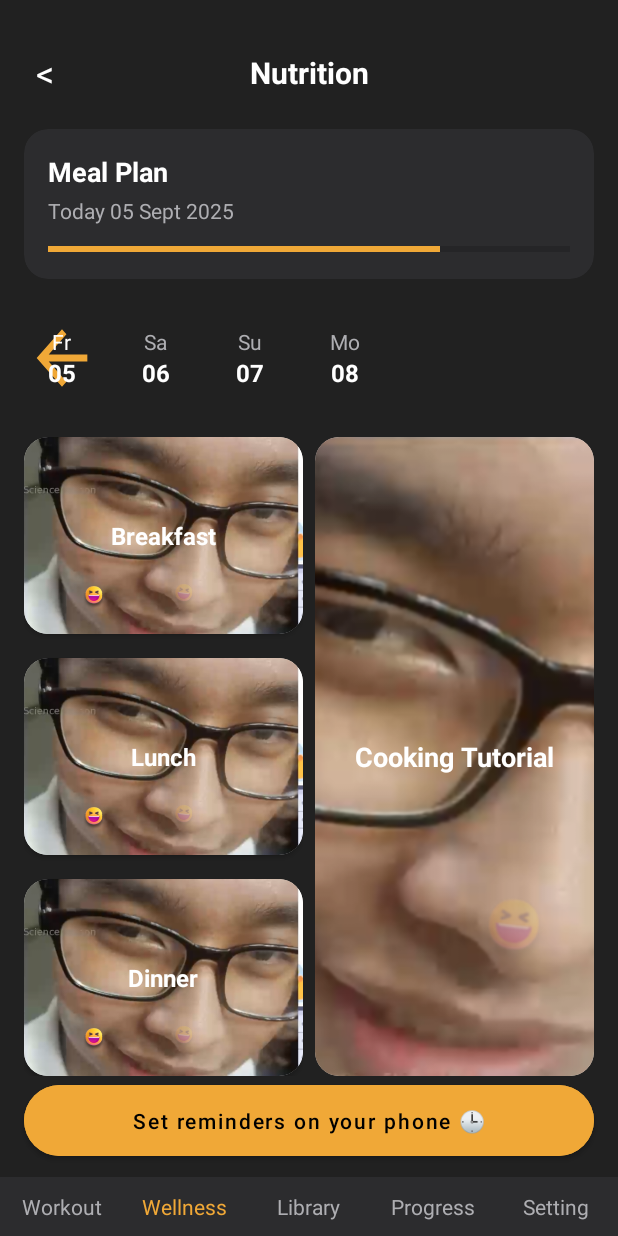
After one commit to Expellar/SleepTracker-MealPlan, an Android app built with Jetpack Compose: the layout activity_meal_plan.xml on its own in the app's theme, with its tools: preview values and no code run, on a phone screen of 412 x 824 dp. The commit adds this screen. Run offline under Robolectric (Android 15) with nearby library versions, the phone set to English and light mode, and no system bars.

Commit message:
Meal Layout
blom di add link tunggu main menus

```diff
--- /dev/null
+++ b/app/src/main/java/com/example/sleeptrackermealplan/MealPlan.kt
@@ -0,0 +1,28 @@
+package com.example.sleeptrackermealplan // Correct package name
+
+import android.os.Bundle
+import androidx.appcompat.app.AppCompatActivity
+import com.example.sleeptrackermealplan.databinding.ActivityMealPlanBinding // Correct binding import
+
+// Correct class name
+class MealPlan : AppCompatActivity() {
+
+    // Use the correct binding class type
+    private lateinit var binding: ActivityMealPlanBinding
+
+    override fun onCreate(savedInstanceState: Bundle?) {
+        super.onCreate(savedInstanceState)
+
+        // Inflate the layout using the correct binding class
+        binding = ActivityMealPlanBinding.inflate(layoutInflater)
+        setContentView(binding.root)
+
+        // This line requires the color 'app_background_dark' in your colors.xml file
+        window.statusBarColor = getColor(R.color.app_background_dark)
+
+        // These lines require the IDs 'bottom_navigation' and 'iv_back_arrow' in your XML layout
+        // and 'nav_wellness' in your menu file.
+
+
+    }
+}
--- /dev/null
+++ b/app/src/main/res/layout/activity_meal_plan.xml
@@ -0,0 +1,278 @@
+<?xml version="1.0" encoding="utf-8"?>
+<androidx.constraintlayout.widget.ConstraintLayout xmlns:android="http://schemas.android.com/apk/res/android"
+    xmlns:app="http://schemas.android.com/apk/res-auto"
+    xmlns:tools="http://schemas.android.com/tools"
+    android:layout_width="match_parent"
+    android:layout_height="match_parent"
+    android:background="#212121"
+    tools:context=".MealPlan">
+
+    <TextView
+        android:id="@+id/tv_back_arrow"
+        android:layout_width="wrap_content"
+        android:layout_height="wrap_content"
+        android:layout_marginStart="16dp"
+        android:layout_marginTop="24dp"
+        android:padding="8dp"
+        android:text="&lt;"
+        android:textColor="@android:color/white"
+        android:textSize="24sp"
+        app:layout_constraintStart_toStartOf="parent"
+        app:layout_constraintTop_toTopOf="parent" />
+
+    <TextView
+        android:id="@+id/tv_title"
+        android:layout_width="wrap_content"
+        android:layout_height="wrap_content"
+        android:text="Nutrition"
+        android:textColor="@android:color/white"
+        android:textSize="20sp"
+        android:textStyle="bold"
+        app:layout_constraintBottom_toBottomOf="@+id/tv_back_arrow"
+        app:layout_constraintEnd_toEndOf="parent"
+        app:layout_constraintStart_toStartOf="parent"
+        app:layout_constraintTop_toTopOf="@+id/tv_back_arrow" />
+
+    <androidx.cardview.widget.CardView
+        android:id="@+id/card_meal_plan"
+        android:layout_width="0dp"
+        android:layout_height="wrap_content"
+        android:layout_marginHorizontal="16dp"
+        android:layout_marginTop="24dp"
+        app:cardBackgroundColor="#2C2C2E"
+        app:cardCornerRadius="16dp"
+        app:cardElevation="0dp"
+        app:layout_constraintEnd_toEndOf="parent"
+        app:layout_constraintStart_toStartOf="parent"
+        app:layout_constraintTop_toBottomOf="@id/tv_title">
+
+        <LinearLayout
+            android:layout_width="match_parent"
+            android:layout_height="wrap_content"
+            android:orientation="vertical"
+            android:padding="16dp">
+
+            <TextView
+                android:layout_width="wrap_content"
+                android:layout_height="wrap_content"
+                android:text="Meal Plan"
+                android:textColor="@android:color/white"
+                android:textSize="18sp"
+                android:textStyle="bold" />
+
+            <TextView
+                android:layout_width="wrap_content"
+                android:layout_height="wrap_content"
+                android:layout_marginTop="4dp"
+                android:text="Today 05 Sept 2025"
+                android:textColor="#AEAEB2"
+                android:textSize="14sp" />
+
+            <ProgressBar
+                android:id="@+id/progress_bar_nutrition"
+                style="?android:attr/progressBarStyleHorizontal"
+                android:layout_width="match_parent"
+                android:layout_height="8dp"
+                android:layout_marginTop="12dp"
+                android:progress="75"
+                android:progressTint="#F0A837" />
+        </LinearLayout>
+    </androidx.cardview.widget.CardView>
+
+    <HorizontalScrollView
+        android:id="@+id/sv_calendar"
+        android:layout_width="match_parent"
+        android:layout_height="wrap_content"
+        android:layout_marginTop="24dp"
+        android:scrollbars="none"
+        app:layout_constraintTop_toBottomOf="@id/card_meal_plan">
+
+        <LinearLayout
+            android:layout_width="wrap_content"
+            android:layout_height="wrap_content"
+            android:orientation="horizontal"
+            android:paddingHorizontal="16dp">
+
+            <LinearLayout
+                android:layout_width="wrap_content"
+                android:layout_height="wrap_content"
+                android:backgroundTint="#F0A837"
+                android:background="@drawable/abc_vector_test"
+                android:gravity="center"
+                android:orientation="vertical"
+                android:paddingHorizontal="16dp"
+                android:paddingVertical="8dp">
+
+                <TextView
+                    android:layout_width="wrap_content"
+                    android:layout_height="wrap_content"
+                    android:text="Fr"
+                    android:textColor="@android:color/white"
+                    android:textSize="14sp" />
+
+                <TextView
+                    android:layout_width="wrap_content"
+                    android:layout_height="wrap_content"
+                    android:text="05"
+                    android:textColor="@android:color/white"
+                    android:textSize="16sp"
+                    android:textStyle="bold" />
+            </LinearLayout>
+
+            <LinearLayout
+                android:layout_width="wrap_content"
+                android:layout_height="wrap_content"
+                android:layout_marginStart="12dp"
+                android:gravity="center"
+                android:orientation="vertical"
+                android:paddingHorizontal="16dp"
+                android:paddingVertical="8dp">
+                <TextView android:layout_width="wrap_content" android:layout_height="wrap_content" android:text="Sa" android:textColor="#AEAEB2" android:textSize="14sp" />
+                <TextView android:layout_width="wrap_content" android:layout_height="wrap_content" android:text="06" android:textColor="@android:color/white" android:textSize="16sp" android:textStyle="bold" />
+            </LinearLayout>
+            <LinearLayout
+                android:layout_width="wrap_content"
+                android:layout_height="wrap_content"
+                android:layout_marginStart="12dp"
+                android:gravity="center"
+                android:orientation="vertical"
+                android:paddingHorizontal="16dp"
+                android:paddingVertical="8dp">
+                <TextView android:layout_width="wrap_content" android:layout_height="wrap_content" android:text="Su" android:textColor="#AEAEB2" android:textSize="14sp" />
+                <TextView android:layout_width="wrap_content" android:layout_height="wrap_content" android:text="07" android:textColor="@android:color/white" android:textSize="16sp" android:textStyle="bold" />
+            </LinearLayout>
+            <LinearLayout
+                android:layout_width="wrap_content"
+                android:layout_height="wrap_content"
+                android:layout_marginStart="12dp"
+                android:gravity="center"
+                android:orientation="vertical"
+                android:paddingHorizontal="16dp"
+                android:paddingVertical="8dp">
+                <TextView android:layout_width="wrap_content" android:layout_height="wrap_content" android:text="Mo" android:textColor="#AEAEB2" android:textSize="14sp" />
+                <TextView android:layout_width="wrap_content" android:layout_height="wrap_content" android:text="08" android:textColor="@android:color/white" android:textSize="16sp" android:textStyle="bold" />
+            </LinearLayout>
+
+        </LinearLayout>
+    </HorizontalScrollView>
+
+    <LinearLayout
+        android:id="@+id/left_column"
+        android:layout_width="0dp"
+        android:layout_height="0dp"
+        android:orientation="vertical"
+        android:layout_marginStart="16dp"
+        android:layout_marginEnd="8dp"
+        android:layout_marginTop="24dp"
+        app:layout_constraintStart_toStartOf="parent"
+        app:layout_constraintEnd_toStartOf="@+id/card_cooking_tutorial"
+        app:layout_constraintTop_toBottomOf="@id/sv_calendar"
+        app:layout_constraintBottom_toTopOf="@id/btn_set_reminders">
+
+        <androidx.cardview.widget.CardView
+            android:layout_width="match_parent"
+            android:layout_height="0dp"
+            android:layout_weight="1"
+            app:cardCornerRadius="16dp">
+            <ImageView
+                android:layout_width="match_parent"
+                android:layout_height="match_parent"
+                android:src="@drawable/palceholder"
+                android:scaleType="centerCrop"
+                android:contentDescription="Breakfast placeholder" />
+            <TextView android:layout_width="wrap_content" android:layout_height="wrap_content" android:text="Breakfast" android:textColor="@android:color/white" android:layout_gravity="center" android:textStyle="bold" android:textSize="16sp" />
+        </androidx.cardview.widget.CardView>
+
+        <androidx.cardview.widget.CardView
+            android:layout_width="match_parent"
+            android:layout_height="0dp"
+            android:layout_weight="1"
+            android:layout_marginTop="16dp"
+            app:cardCornerRadius="16dp">
+            <ImageView
+                android:layout_width="match_parent"
+                android:layout_height="match_parent"
+                android:src="@drawable/palceholder"
+                android:scaleType="centerCrop"
+                android:contentDescription="Lunch placeholder" />
+            <TextView android:layout_width="wrap_content" android:layout_height="wrap_content" android:text="Lunch" android:textColor="@android:color/white" android:layout_gravity="center" android:textStyle="bold" android:textSize="16sp" />
+        </androidx.cardview.widget.CardView>
+
+        <androidx.cardview.widget.CardView
+            android:layout_width="match_parent"
+            android:layout_height="0dp"
+            android:layout_weight="1"
+            android:layout_marginTop="16dp"
+            app:cardCornerRadius="16dp">
+            <ImageView
+                android:layout_width="match_parent"
+                android:layout_height="match_parent"
+                android:src="@drawable/palceholder"
+                android:scaleType="centerCrop"
+                android:contentDescription="Dinner placeholder" />
+            <TextView android:layout_width="wrap_content" android:layout_height="wrap_content" android:text="Dinner" android:textColor="@android:color/white" android:layout_gravity="center" android:textStyle="bold" android:textSize="16sp" />
+        </androidx.cardview.widget.CardView>
+    </LinearLayout>
+
+    <androidx.cardview.widget.CardView
+        android:id="@+id/card_cooking_tutorial"
+        android:layout_width="0dp"
+        android:layout_height="0dp"
+        android:layout_marginEnd="16dp"
+        app:cardCornerRadius="16dp"
+        app:cardElevation="0dp"
+        app:layout_constraintBottom_toBottomOf="@id/left_column"
+        app:layout_constraintEnd_toEndOf="parent"
+        app:layout_constraintStart_toEndOf="@id/left_column"
+        app:layout_constraintTop_toTopOf="@id/left_column">
+
+        <ImageView
+            android:layout_width="match_parent"
+            android:layout_height="match_parent"
+            android:src="@drawable/palceholder"
+            android:scaleType="centerCrop"
+            android:contentDescription="Cooking tutorial image" />
+        <TextView
+            android:layout_width="wrap_content"
+            android:layout_height="wrap_content"
+            android:layout_gravity="center"
+            android:text="Cooking Tutorial"
+            android:textColor="@android:color/white"
+            android:textSize="18sp"
+            android:textStyle="bold" />
+    </androidx.cardview.widget.CardView>
+
+    <Button
+        android:id="@+id/btn_set_reminders"
+        android:layout_width="0dp"
+        android:layout_height="wrap_content"
+        android:layout_marginHorizontal="16dp"
+        android:layout_marginBottom="8dp"
+        android:backgroundTint="#F0A837"
+        android:paddingVertical="14dp"
+        android:text="Set reminders on your phone 🕒"
+        android:textAllCaps="false"
+        android:textColor="@android:color/black"
+        app:cornerRadius="24dp"
+        app:layout_constraintBottom_toTopOf="@id/bottom_navigation_bar"
+        app:layout_constraintEnd_toEndOf="parent"
+        app:layout_constraintStart_toStartOf="parent" />
+
+    <LinearLayout
+        android:id="@+id/bottom_navigation_bar"
+        android:layout_width="match_parent"
+        android:layout_height="wrap_content"
+        android:orientation="horizontal"
+        android:paddingVertical="10dp"
+        android:background="#2C2C2E"
+        app:layout_constraintBottom_toBottomOf="parent">
+
+        <TextView android:layout_width="0dp" android:layout_height="wrap_content" android:layout_weight="1" android:gravity="center" android:text="Workout" android:textColor="#AEAEB2"/>
+        <TextView android:layout_width="0dp" android:layout_height="wrap_content" android:layout_weight="1" android:gravity="center" android:text="Wellness" android:textColor="#F0A837"/>
+        <TextView android:layout_width="0dp" android:layout_height="wrap_content" android:layout_weight="1" android:gravity="center" android:text="Library" android:textColor="#AEAEB2"/>
+        <TextView android:layout_width="0dp" android:layout_height="wrap_content" android:layout_weight="1" android:gravity="center" android:text="Progress" android:textColor="#AEAEB2"/>
+        <TextView android:layout_width="0dp" android:layout_height="wrap_content" android:layout_weight="1" android:gravity="center" android:text="Setting" android:textColor="#AEAEB2"/>
+
+    </LinearLayout>
+
+</androidx.constraintlayout.widget.ConstraintLayout>
--- a/app/src/main/res/values/colors.xml
+++ b/app/src/main/res/values/colors.xml
@@ -1,5 +1,6 @@
 <?xml version="1.0" encoding="utf-8"?>
 <resources>
+    <color name="app_background_dark">#212121</color>
     <color name="purple_200">#FFBB86FC</color>
     <color name="purple_500">#FF6200EE</color>
     <color name="purple_700">#FF3700B3</color>
```
